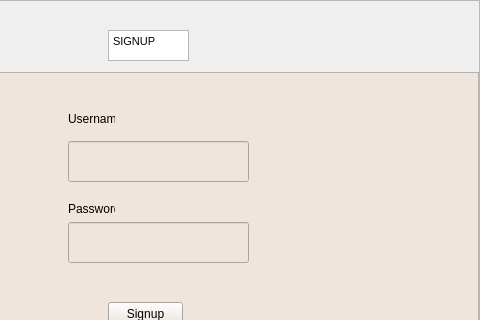
Before: the Qt Designer form signup_screen.ui in prabhav131/DesktopApp_Autoclicker, drawn with Qt 5; both pictures show x 182 to 662 and y 0 to 320 of the 662 by 533 pixel window.
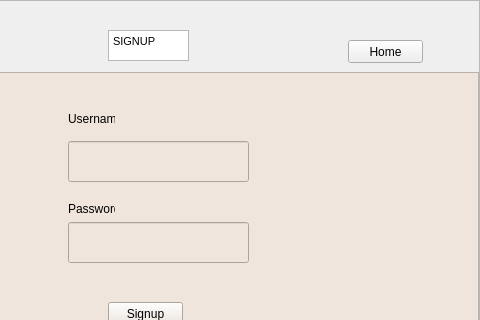
After: the same form once the commit is applied.

Commit message: user can attempt multiple login/signup attempts and can go to home screen from login/signup page

```diff
--- a/signup_screen.ui
+++ b/signup_screen.ui
@@ -166,6 +166,19 @@
 &lt;p style=&quot; margin-top:0px; margin-bottom:0px; margin-left:0px; margin-right:0px; -qt-block-indent:0; text-indent:0px;&quot;&gt;SIGNUP&lt;/p&gt;&lt;/body&gt;&lt;/html&gt;</string>
        </property>
       </widget>
+      <widget class="QPushButton" name="signupgotohome">
+       <property name="geometry">
+        <rect>
+         <x>530</x>
+         <y>40</y>
+         <width>75</width>
+         <height>23</height>
+        </rect>
+       </property>
+       <property name="text">
+        <string>Home</string>
+       </property>
+      </widget>
      </widget>
     </item>
    </layout>
```
Left out of the diff: 2 changed lines with no effect on the pictures. The commit also changes 5 other files.
